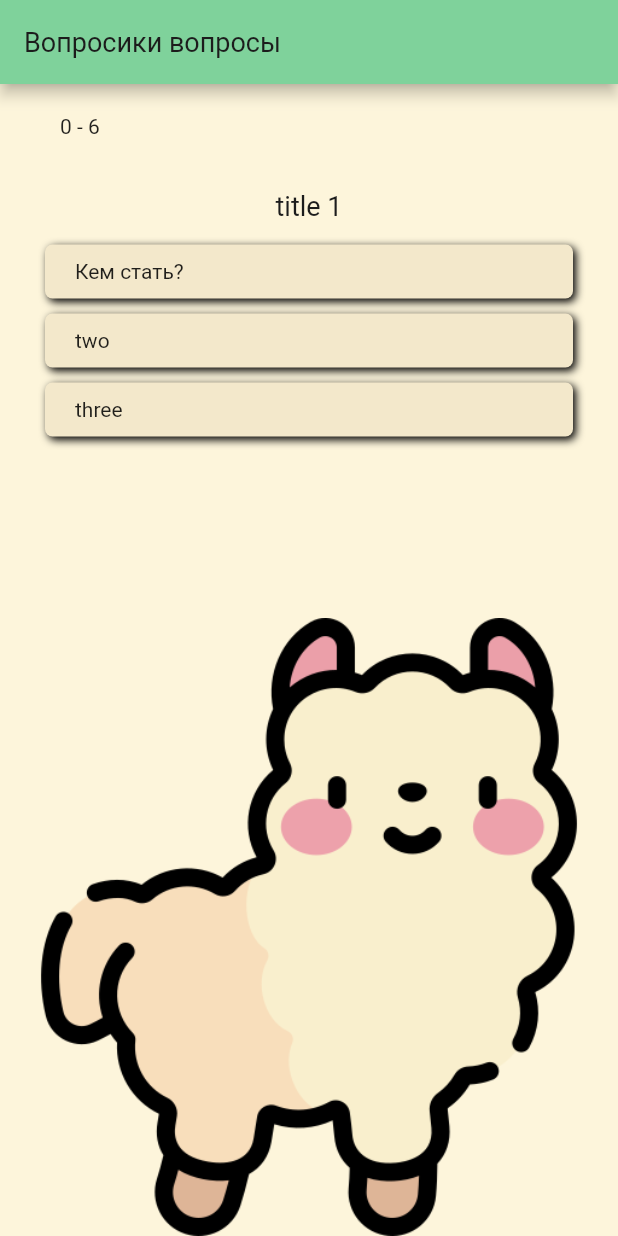
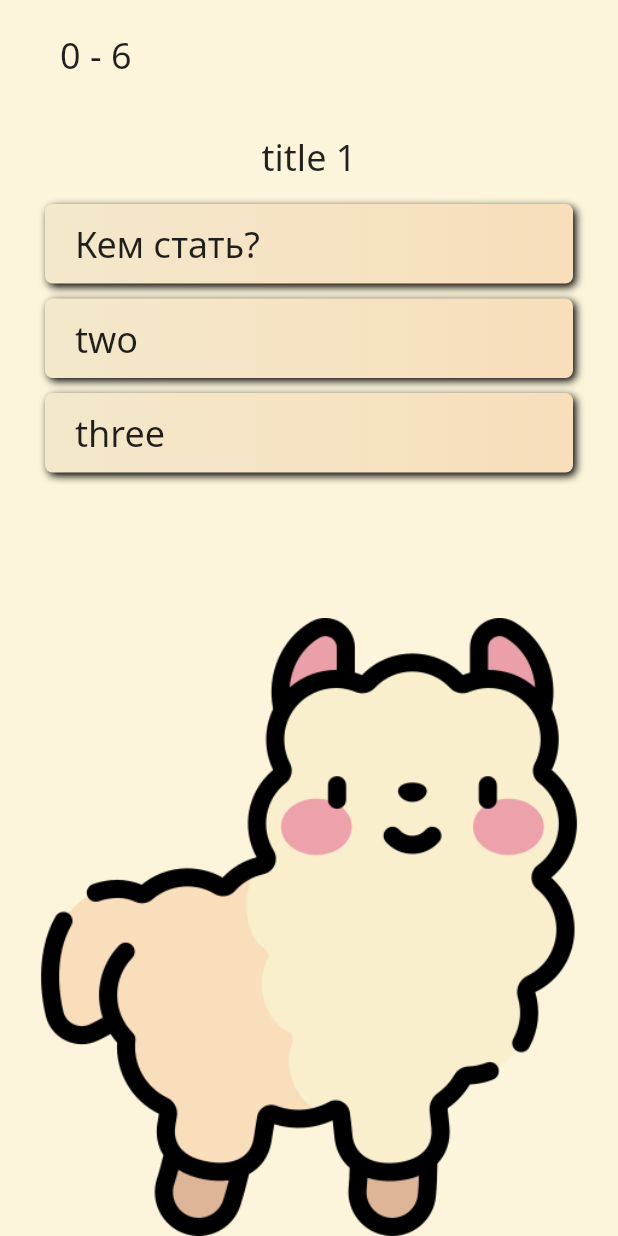
Before and after one commit to Dan-Crane/quiz-flutter, a Flutter app: the screen it shows after launch, on a phone screen of 412 x 824 dp. Run offline on Flutter 3.47's test engine with Material 2 defaults, Android fonts, the light colour scheme and no system bars; our stand-ins replace google_fonts.

Commit message:
add google-fonts, create font theme

```diff
--- a/lib/main.dart
+++ b/lib/main.dart
@@ -1,6 +1,7 @@
 // core
 import 'package:flutter/material.dart';
 import 'package:flutter/rendering.dart' show debugPaintSizeEnabled;
+import 'package:google_fonts/google_fonts.dart';
 
 // pages
 import 'package:quiz/pages/home_page.dart';
@@ -16,12 +17,11 @@ class MyApp extends StatelessWidget {
     return MaterialApp(
       title: "Quiz",
       theme: ThemeData(
-          primarySwatch: Colors.deepPurple,
-          textTheme: TextTheme(
-              caption: TextStyle(
-            color: Color(0xFF1C1C1C),
-            fontSize: 18,
-          ))),
+        primarySwatch: Colors.deepPurple,
+        textTheme: GoogleFonts.notoSansTextTheme(
+          Theme.of(context).textTheme,
+        ),
+      ),
       home: HomePage(),
     );
   }
--- a/lib/pages/home_page.dart
+++ b/lib/pages/home_page.dart
@@ -1,7 +1,6 @@
 // core
 import 'package:flutter/material.dart';
 import 'package:quiz/modules/question.dart';
-import 'package:quiz/widgets/answer.dart';
 import 'package:quiz/widgets/progress_bar.dart';
 import 'package:quiz/widgets/quize.dart';
 import 'package:quiz/widgets/result.dart';
@@ -37,14 +36,10 @@ class _HomePageState extends State<HomePage> {
   @override
   Widget build(BuildContext context) {
     return Scaffold(
-      appBar: AppBar(
-        backgroundColor: Color(0xFF7fd29b),
-        title: Text(
-          "Вопросики вопросы",
-          style: Theme.of(context).textTheme.caption,
-        ),
-      ),
-      body: Container(
+      body: SafeArea(
+        child: DefaultTextStyle.merge(
+          style: TextStyle(fontSize: 24),
+          child: Container(
             constraints: BoxConstraints.expand(),
             decoration: BoxDecoration(
               color: Color(0xFFFDF5DB),
@@ -75,6 +70,8 @@ class _HomePageState extends State<HomePage> {
               ],
             ),
           ),
+        ),
+      ),
     );
   }
 }
--- a/lib/widgets/answer.dart
+++ b/lib/widgets/answer.dart
@@ -27,7 +27,7 @@ class Answer extends StatelessWidget {
           borderRadius: BorderRadius.circular(5),
           gradient: LinearGradient(colors: [
             Color(0xFFF3E8CB),
-            Color(0xFFF3E8CB),
+            Color(0xFFf8debb),
           ]),
         ),
         child: Text("$title"),
--- a/lib/widgets/quize.dart
+++ b/lib/widgets/quize.dart
@@ -25,7 +25,6 @@ class Quize extends StatelessWidget {
           ),
           child: Text(
             "${questionData.questions[idx].title}",
-            style: Theme.of(context).textTheme.caption,
           ),
         ),
         ...questionData.questions[idx].ansvers
--- a/pubspec.yaml
+++ b/pubspec.yaml
@@ -24,10 +24,11 @@ dependencies:
   flutter:
     sdk: flutter
 
-
   # The following adds the Cupertino Icons font to your application.
   # Use with the CupertinoIcons class for iOS style icons.
   cupertino_icons: ^1.0.0
+  google_fonts: ^1.1.1
+
 
 dev_dependencies:
   flutter_test:
```
Also changed, not shown: pubspec.lock. Lines whose indentation alone changed are shown as unchanged.
